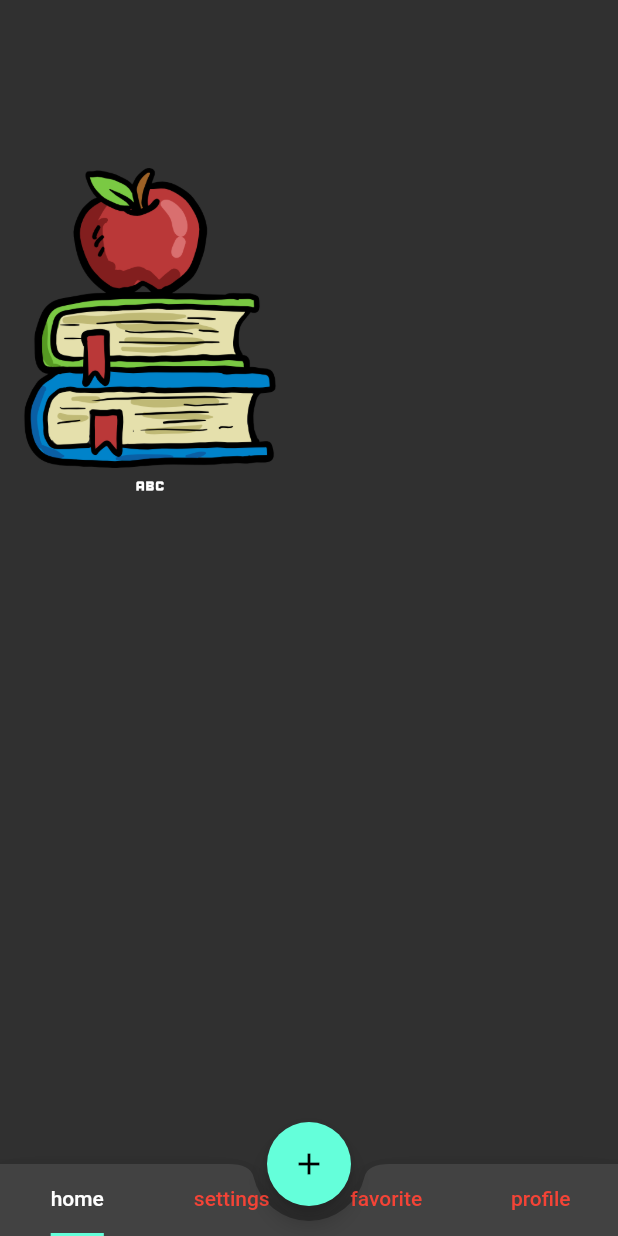
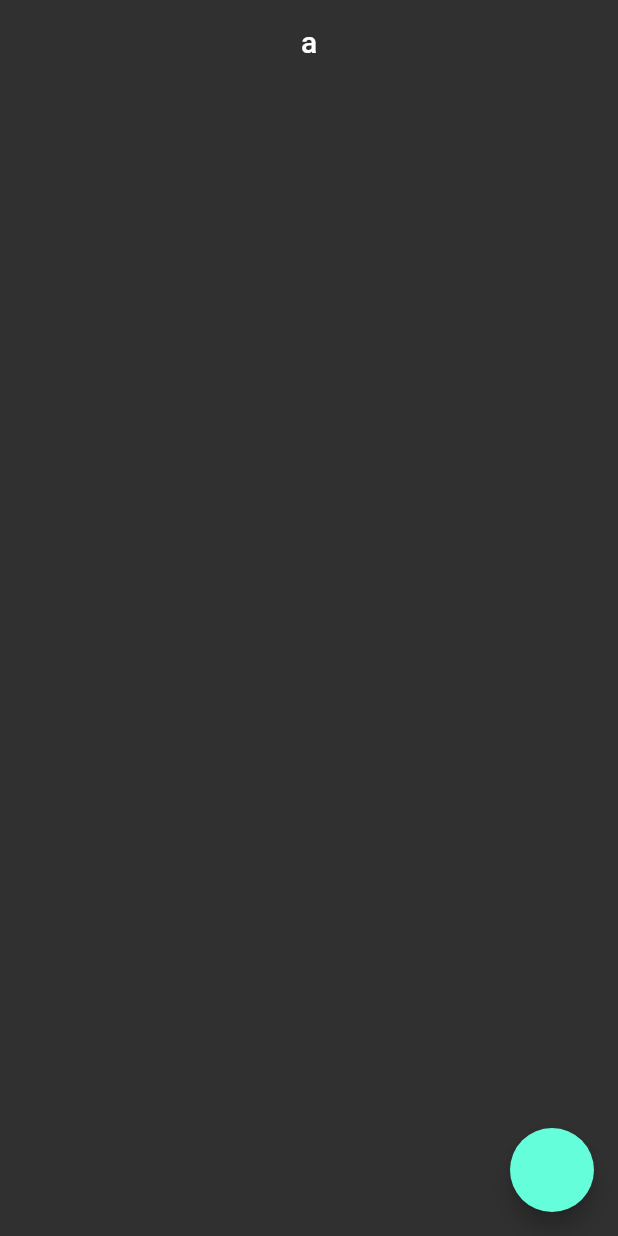
Before and after one commit to diksed/flutter_full_learn, a Flutter app: the screen it shows after launch, on a phone screen of 412 x 824 dp. Run offline on Flutter 3.47's test engine with Material 2 defaults, Android fonts, the phone set to English and light mode, and no system bars.

Commit message:
model_learn

```diff
--- /dev/null
+++ b/lib/202/model_learn.dart
@@ -0,0 +1,105 @@
+class PostModel {
+  int? userId;
+  int? id;
+  String? title;
+  String? body;
+}
+
+class PostModel2 {
+  int userId;
+  int id;
+  String title;
+  String body;
+
+  PostModel2(this.userId, this.id, this.title, this.body);
+}
+
+class PostModel3 {
+  final int userId;
+  final int id;
+  final String title;
+  final String body;
+
+  PostModel3(this.userId, this.id, this.title, this.body);
+}
+
+class PostModel4 {
+  final int userId;
+  final int id;
+  final String title;
+  final String body;
+
+  PostModel4({required this.userId, required this.id, required this.title, required this.body});
+}
+
+class PostModel5 {
+  final int _userId;
+  final int _id;
+  final String _title;
+  final String _body;
+
+  int get userId => _userId;
+
+  PostModel5({
+    required int userId,
+    required int id,
+    required String title,
+    required String body,
+  })  : _userId = userId,
+        _id = id,
+        _title = title,
+        _body = body;
+}
+
+class PostModel6 {
+  late final int _userId;
+  late final int _id;
+  late final String _title;
+  late final String _body;
+
+  PostModel6({
+    required int userId,
+    required int id,
+    required String title,
+    required String body,
+  }) {
+    _userId = userId;
+    _id = id;
+    _title = title;
+    _body = body;
+  }
+}
+
+class PostModel7 {
+  late final int _userId;
+  late final int _id;
+  late final String _title;
+  late final String _body;
+
+  PostModel7({
+    int userId = 0,
+    int id = 0,
+    String title = '',
+    String body = '',
+  }) {
+    _userId = userId;
+    _id = id;
+    _title = title;
+    _body = body;
+  }
+}
+
+class PostModel8 {
+  final int? userId;
+  final int? id;
+  final String? title;
+  String? body;
+
+  void updateBody(String? data) {
+    if (data != null && data.isNotEmpty) {
+      body = data;
+    }
+  }
+
+  PostModel8({this.userId, this.id, this.title, this.body});
+}
--- /dev/null
+++ b/lib/202/model_learn_view.dart
@@ -0,0 +1,54 @@
+import 'package:flutter/material.dart';
+import 'package:flutter_full_learn/202/model_learn.dart';
+
+class ModelLearnView extends StatefulWidget {
+  const ModelLearnView({Key? key}) : super(key: key);
+
+  @override
+  State<ModelLearnView> createState() => _ModelLearnViewState();
+}
+
+class _ModelLearnViewState extends State<ModelLearnView> {
+  var user9 = PostModel8(body: 'a');
+
+  @override
+  void initState() {
+    super.initState();
+    final user1 = PostModel();
+    user1.body = 'Hello';
+
+    final user2 = PostModel2(1, 2, 'a', 'b');
+    user2.body = 'a';
+
+    final user3 = PostModel3(1, 2, 'a', 'b');
+
+    final user4 = PostModel4(userId: 1, id: 2, title: 'a', body: 'b');
+
+    final user5 = PostModel5(userId: 1, id: 2, title: 'a', body: 'b');
+    user5.userId;
+
+    final user6 = PostModel6(userId: 1, id: 2, title: 'a', body: 'b');
+
+    final user7 = PostModel7();
+
+    // Service
+    final user8 = PostModel8(body: 'a');
+  }
+
+  @override
+  Widget build(BuildContext context) {
+    return Scaffold(
+      floatingActionButton: FloatingActionButton(
+        onPressed: () {
+          setState(() {
+            user9 = PostModel8(title: 'On pressed');
+            user9.updateBody('sedat');
+          });
+        },
+      ),
+      appBar: AppBar(
+        title: Text(user9.body ?? 'Not has any data'),
+      ),
+    );
+  }
+}
--- a/lib/main.dart
+++ b/lib/main.dart
@@ -2,7 +2,7 @@ import 'package:flutter/material.dart';
 import 'package:flutter/services.dart';
 
 import '101/color_learn.dart';
-import '202/tab_learn.dart';
+import '202/model_learn_view.dart';
 
 void main() {
   runApp(const MyApp());
@@ -35,7 +35,7 @@ class MyApp extends StatelessWidget {
               elevation: 0,
               backgroundColor: Colors.transparent,
               systemOverlayStyle: SystemUiOverlayStyle.light)),
-      home: const TabLearn(),
+      home: const ModelLearnView(),
     );
   }
 }
```
